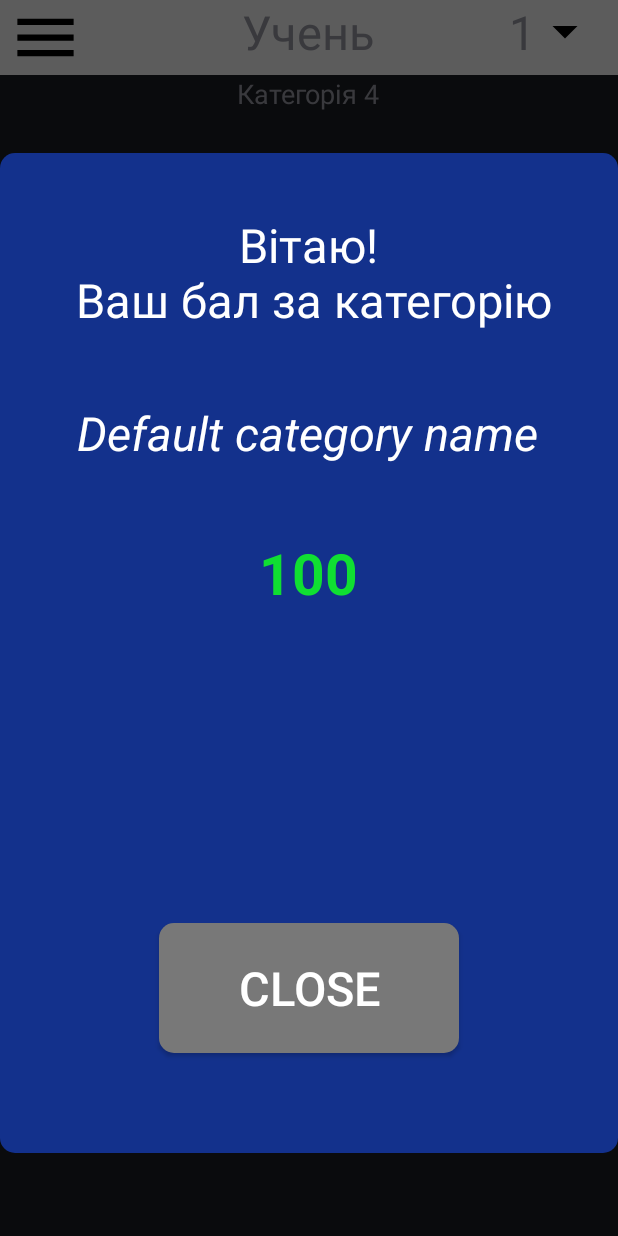
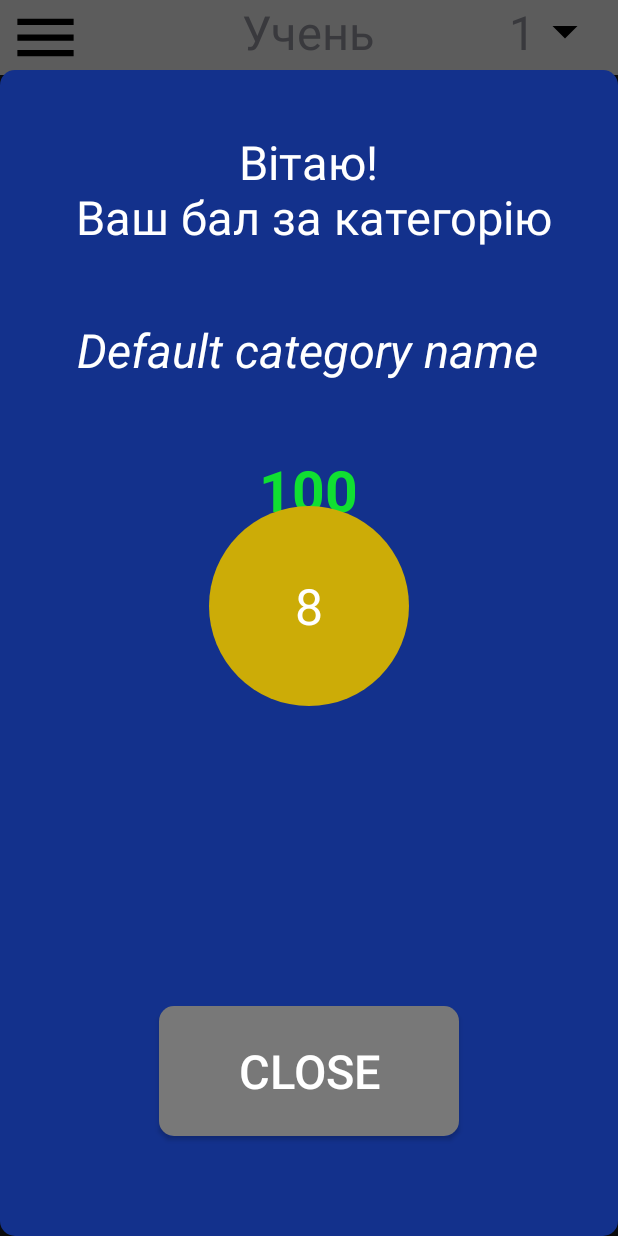
Before and after one commit to Miha1112/Historical_Garden, an Android app: the PlayActivity screen opened directly, with no data from a screen before it, after a tap on "978", on a phone screen of 412 x 824 dp. Run offline under Robolectric (Android 15) with nearby library versions, the phone set to English and light mode, and no system bars; 3 other taps on this screen came first.

Commit message:
add new animation && add after play dialog

```diff
--- a/app/src/main/java/com/dev/galagan/historicalgarden/PlayActivity.java
+++ b/app/src/main/java/com/dev/galagan/historicalgarden/PlayActivity.java
@@ -25,6 +25,8 @@ import com.google.gson.JsonArray;
 import com.google.gson.JsonElement;
 import com.google.gson.JsonObject;
 import com.google.gson.JsonParser;
+
+import org.w3c.dom.Text;
 
 import java.io.IOException;
 import java.io.InputStream;
@@ -175,7 +177,25 @@ public class PlayActivity extends Activity {
         final_dialog.setContentView(R.layout.dialog_after_play);
         final_dialog.getWindow().setBackgroundDrawable(new ColorDrawable(Color.TRANSPARENT));
 
+
+        TextView timerText = final_dialog.findViewById(R.id.timerTextV);
+        int time = 10;
+        timerText.setText(Integer.toString(time));
         Button closeBtn = final_dialog.findViewById(R.id.closeBtn);
+
+
+
+        CountDownTimer timer = new CountDownTimer(10000,1000) {
+            @Override
+            public void onTick(long millisUntilFinished) {
+                timerText.setText(Long.toString(millisUntilFinished/1000));
+            }
+
+            @Override
+            public void onFinish() {
+                close();
+            }
+        };
         closeBtn.setOnClickListener(new View.OnClickListener() {
             @Override
             public void onClick(View v) {
@@ -183,5 +203,6 @@ public class PlayActivity extends Activity {
             }
         });
         final_dialog.show();
+        timer.start();
     }
 }
--- /dev/null
+++ b/app/src/main/res/drawable/text_bg.xml
@@ -0,0 +1,9 @@
+<?xml version="1.0" encoding="utf-8"?>
+<selector xmlns:android="http://schemas.android.com/apk/res/android">
+    <item >
+        <shape android:shape="oval">
+            <solid android:color="#CCAC07"/>
+        </shape>
+    </item>
+
+</selector>
--- a/app/src/main/res/layout/dialog_after_play.xml
+++ b/app/src/main/res/layout/dialog_after_play.xml
@@ -5,7 +5,7 @@
 
     <RelativeLayout
         android:layout_width="900px"
-        android:layout_height="1000px"
+        android:layout_height="1500px"
         android:layout_marginTop="70px"
         android:background="@drawable/dialog_bg"
         android:layout_centerHorizontal="true"
@@ -46,6 +46,29 @@
                 android:textColor="#10DF32"
                 android:textStyle="bold"/>
         </RelativeLayout>
+        <RelativeLayout
+            android:layout_width="200px"
+            android:layout_height="200px"
+            android:background="@drawable/text_bg"
+            android:id="@+id/textTimer"
+            android:layout_centerHorizontal="true"
+            android:layout_above="@id/closeBtn"
+            android:layout_marginBottom="300px">
+            <TextView
+                android:layout_centerHorizontal="true"
+                android:layout_centerVertical="true"
+                android:layout_width="wrap_content"
+                android:layout_height="wrap_content"
+                android:textAlignment="center"
+                android:text="10"
+                android:id="@+id/timerTextV"
+                android:textSize="15pt"
+                android:textColor="@color/white"/>
+
+        </RelativeLayout>
+
+
+
 
         <Button
             android:layout_width="300px"
```
